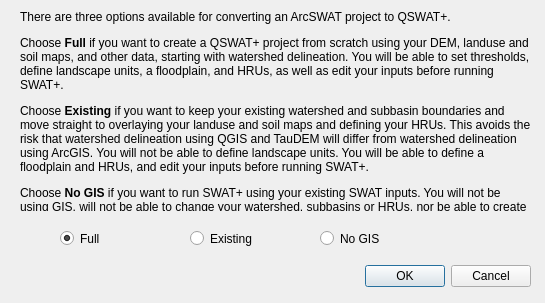
Old version of the form QSWATPlus/ui_convert.ui in the repository swat-model/QSWATPlus.
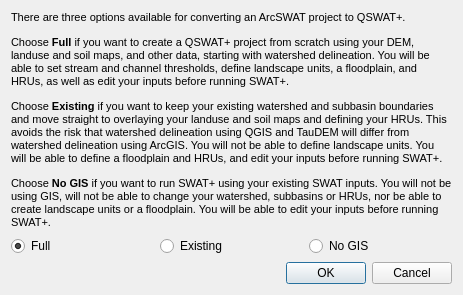
New version of the form. Icons and pictures are not drawn.

Commit message: Grid and lake aquifers; convert read wgn files

```diff
--- a/QSWATPlus/ui_convert.ui
+++ b/QSWATPlus/ui_convert.ui
@@ -9,8 +9,8 @@
    <rect>
     <x>0</x>
     <y>0</y>
-    <width>545</width>
-    <height>303</height>
+    <width>463</width>
+    <height>295</height>
    </rect>
   </property>
   <property name="windowTitle">
@@ -20,73 +20,26 @@
    <iconset resource="resources.qrc">
     <normaloff>:/plugins/QSWATPlus/swatplus.ico</normaloff>:/plugins/QSWATPlus/swatplus.ico</iconset>
   </property>
-  <widget class="QDialogButtonBox" name="buttonBox">
-   <property name="geometry">
-    <rect>
-     <x>190</x>
-     <y>260</y>
-     <width>341</width>
-     <height>32</height>
-    </rect>
-   </property>
-   <property name="orientation">
-    <enum>Qt::Horizontal</enum>
-   </property>
-   <property name="standardButtons">
-    <set>QDialogButtonBox::Cancel|QDialogButtonBox::Ok</set>
-   </property>
-  </widget>
+  <layout class="QGridLayout" name="gridLayout">
+   <item row="0" column="0" colspan="3">
   <widget class="QLabel" name="label">
-   <property name="geometry">
-    <rect>
-     <x>20</x>
-     <y>10</y>
-     <width>511</width>
-     <height>201</height>
-    </rect>
-   </property>
    <property name="text">
-    <string>&lt;html&gt;&lt;head/&gt;&lt;body&gt;&lt;p&gt;There are three options available for converting an ArcSWAT project to QSWAT+.&lt;/p&gt;&lt;p&gt;Choose &lt;span style=&quot; font-weight:600;&quot;&gt;Full &lt;/span&gt;if you want to create a QSWAT+ project from scratch using your DEM, landuse and soil maps, and other data, starting with watershed delineation. You will be able to set thresholds, define landscape units, a floodplain, and HRUs, as well as edit your inputs before running SWAT+.&lt;/p&gt;&lt;p&gt;Choose&lt;span style=&quot; font-weight:600;&quot;&gt; Existing &lt;/span&gt;if you want to keep your existing watershed and subbasin boundaries and move straight to overlaying your landuse and soil maps and defining your HRUs. This avoids the risk that watershed delineation using QGIS and TauDEM will differ from watershed delineation using ArcGIS.  You will not be able to define landscape units. You will be able to define a floodplain and HRUs, and edit your inputs before running SWAT+.&lt;/p&gt;&lt;p&gt;Choose &lt;span style=&quot; font-weight:600;&quot;&gt;No GIS&lt;/span&gt; if you want to run SWAT+ using your existing SWAT inputs. You will not be using GIS, will not be able to change your watershed, subbasins or HRUs, nor be able to create landscape units or a floodplain. You will be able to edit your inputs before running SWAT+.&lt;/p&gt;&lt;/body&gt;&lt;/html&gt;</string>
+      <string>&lt;!DOCTYPE HTML PUBLIC &quot;-//W3C//DTD HTML 4.0//EN&quot; &quot;http://www.w3.org/TR/REC-html40/strict.dtd&quot;&gt;
+&lt;html&gt;&lt;head&gt;&lt;meta name=&quot;qrichtext&quot; content=&quot;1&quot; /&gt;&lt;style type=&quot;text/css&quot;&gt;
+p, li { white-space: pre-wrap; }
+&lt;/style&gt;&lt;/head&gt;&lt;body style=&quot; font-family:'MS Shell Dlg 2'; font-size:8.25pt; font-weight:400; font-style:normal;&quot;&gt;
+&lt;p style=&quot; margin-top:12px; margin-bottom:12px; margin-left:0px; margin-right:0px; -qt-block-indent:0; text-indent:0px;&quot;&gt;There are three options available for converting an ArcSWAT project to QSWAT+.&lt;/p&gt;
+&lt;p style=&quot; margin-top:12px; margin-bottom:12px; margin-left:0px; margin-right:0px; -qt-block-indent:0; text-indent:0px;&quot;&gt;Choose &lt;span style=&quot; font-weight:600;&quot;&gt;Full &lt;/span&gt;if you want to create a QSWAT+ project from scratch using your DEM, landuse and soil maps, and other data, starting with watershed delineation. You will be able to set stream and channel thresholds, define landscape units, a floodplain, and HRUs, as well as edit your inputs before running SWAT+.&lt;/p&gt;
+&lt;p style=&quot; margin-top:12px; margin-bottom:12px; margin-left:0px; margin-right:0px; -qt-block-indent:0; text-indent:0px;&quot;&gt;Choose&lt;span style=&quot; font-weight:600;&quot;&gt; Existing &lt;/span&gt;if you want to keep your existing watershed and subbasin boundaries and move straight to overlaying your landuse and soil maps and defining your HRUs. This avoids the risk that watershed delineation using QGIS and TauDEM will differ from watershed delineation using ArcGIS. You will not be able to define landscape units. You will be able to define a floodplain and HRUs, and edit your inputs before running SWAT+.&lt;/p&gt;
+&lt;p style=&quot; margin-top:12px; margin-bottom:12px; margin-left:0px; margin-right:0px; -qt-block-indent:0; text-indent:0px;&quot;&gt;Choose &lt;span style=&quot; font-weight:600;&quot;&gt;No GIS&lt;/span&gt; if you want to run SWAT+ using your existing SWAT inputs. You will not be using GIS, will not be able to change your watershed, subbasins or HRUs, nor be able to create landscape units or a floodplain. You will be able to edit your inputs before running SWAT+.&lt;/p&gt;&lt;/body&gt;&lt;/html&gt;</string>
    </property>
    <property name="wordWrap">
     <bool>true</bool>
    </property>
   </widget>
-  <widget class="QRadioButton" name="noGISButton">
-   <property name="geometry">
-    <rect>
-     <x>320</x>
-     <y>230</y>
-     <width>82</width>
-     <height>17</height>
-    </rect>
-   </property>
-   <property name="text">
-    <string>No GIS</string>
-   </property>
-  </widget>
-  <widget class="QRadioButton" name="existingButton">
-   <property name="geometry">
-    <rect>
-     <x>190</x>
-     <y>230</y>
-     <width>82</width>
-     <height>17</height>
-    </rect>
-   </property>
-   <property name="text">
-    <string>Existing</string>
-   </property>
-  </widget>
+   </item>
+   <item row="1" column="0">
   <widget class="QRadioButton" name="fullButton">
-   <property name="geometry">
-    <rect>
-     <x>60</x>
-     <y>230</y>
-     <width>82</width>
-     <height>17</height>
-    </rect>
-   </property>
    <property name="text">
     <string>Full</string>
    </property>
@@ -94,6 +47,32 @@
     <bool>true</bool>
    </property>
   </widget>
+   </item>
+   <item row="1" column="1">
+    <widget class="QRadioButton" name="existingButton">
+     <property name="text">
+      <string>Existing</string>
+     </property>
+    </widget>
+   </item>
+   <item row="1" column="2">
+    <widget class="QRadioButton" name="noGISButton">
+     <property name="text">
+      <string>No GIS</string>
+     </property>
+    </widget>
+   </item>
+   <item row="2" column="1" colspan="2">
+    <widget class="QDialogButtonBox" name="buttonBox">
+     <property name="orientation">
+      <enum>Qt::Horizontal</enum>
+     </property>
+     <property name="standardButtons">
+      <set>QDialogButtonBox::Cancel|QDialogButtonBox::Ok</set>
+     </property>
+    </widget>
+   </item>
+  </layout>
  </widget>
  <resources>
   <include location="resources.qrc"/>
```
Lines whose indentation alone changed are shown as unchanged. The commit also changes 16 other files.
